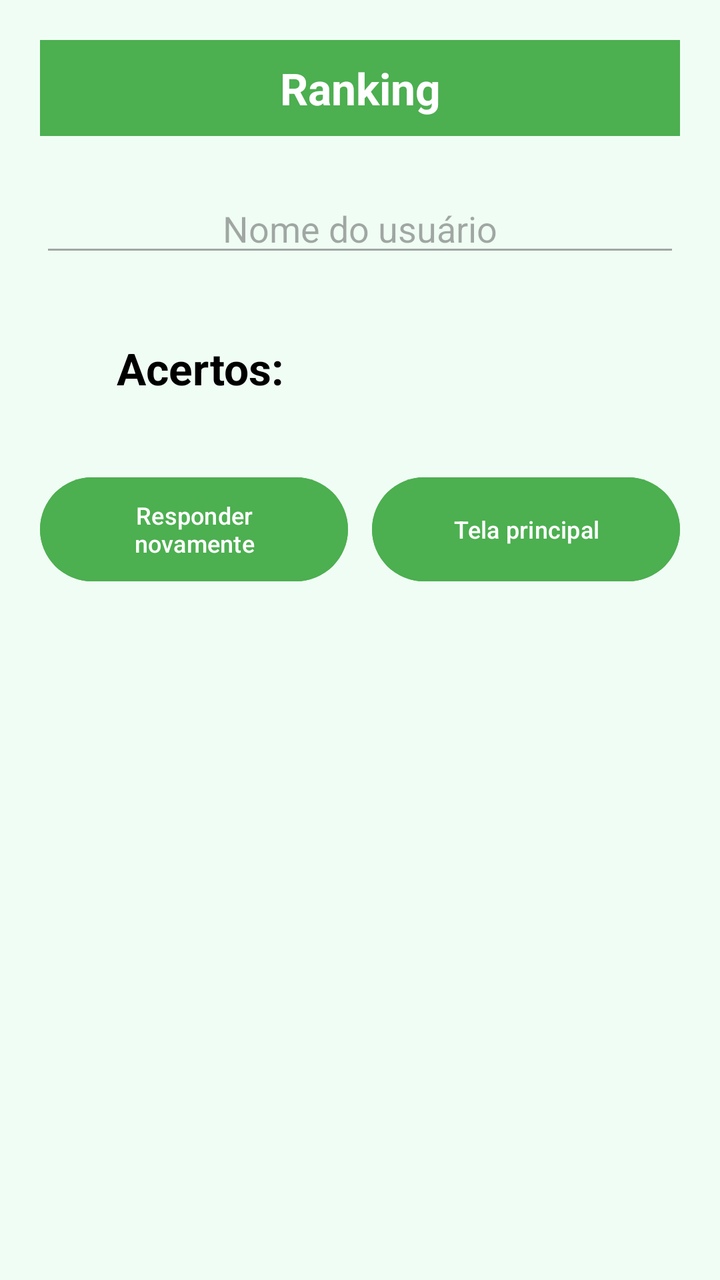
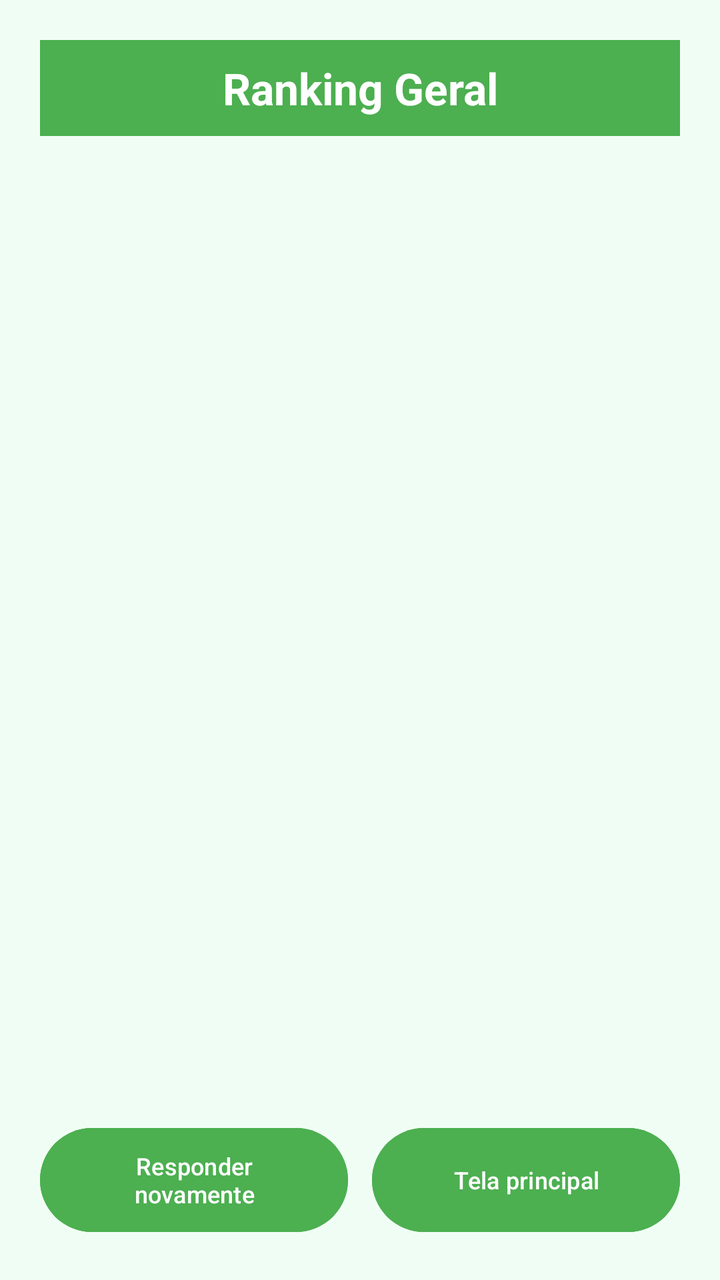

The first picture is an Android layout as it rendered before a commit; the second is the same layout after the commit. The layout source and the unified diff follow.
<!-- AndroidManifest.xml: application theme Theme.QuizBandeiras -->
<!-- res/layout/activity_ranking.xml -->
<?xml version="1.0" encoding="utf-8"?>
<androidx.constraintlayout.widget.ConstraintLayout xmlns:android="http://schemas.android.com/apk/res/android"
    xmlns:app="http://schemas.android.com/apk/res-auto"
    xmlns:tools="http://schemas.android.com/tools"
    android:id="@+id/main"
    android:layout_width="match_parent"
    android:layout_height="match_parent"
    android:background="#F0FDF4"
    tools:context=".Ranking">

    <LinearLayout
        android:layout_width="match_parent"
        android:layout_height="match_parent"
        android:orientation="vertical"
        android:padding="20dp">

        
        <TextView
            android:id="@+id/textView7"
            android:layout_width="match_parent"
            android:layout_height="48dp"
            android:background="#4CAF50"
            android:gravity="center"
            android:text="Ranking"
            android:textColor="@android:color/white"
            android:textSize="22sp"
            android:textStyle="bold" />

        
        <EditText
            android:id="@+id/txtNomeUsuario"
            android:layout_width="match_parent"
            android:layout_height="wrap_content"
            android:layout_marginTop="24dp"
            android:enabled="false"
            android:gravity="center"
            android:hint="Nome do usuário"
            android:textColor="@color/black"
            android:textSize="18sp" />

        
        <LinearLayout
            android:layout_width="match_parent"
            android:layout_height="wrap_content"
            android:layout_marginTop="32dp"
            android:gravity="center"
            android:orientation="horizontal">

            <TextView
                android:id="@+id/txtAcertos"
                android:layout_width="0dp"
                android:layout_height="wrap_content"
                android:layout_weight="1"
                android:gravity="center"
                android:text="Acertos:"
                android:textColor="@color/black"
                android:textSize="22sp"
                android:textStyle="bold" />

            <TextView
                android:id="@+id/txtPontuacao"
                android:layout_width="0dp"
                android:layout_height="wrap_content"
                android:layout_weight="1"
                android:gravity="center"
                android:textColor="@color/black"
                android:textSize="28sp"
                android:textStyle="bold" />

        </LinearLayout>

        
        <LinearLayout
            android:layout_width="match_parent"
            android:layout_height="wrap_content"
            android:layout_marginTop="32dp"
            android:gravity="center"
            android:orientation="horizontal">

            <Button
                android:id="@+id/btnResponderNovamente"
                android:layout_width="0dp"
                android:layout_height="60dp"
                android:layout_marginEnd="6dp"
                android:layout_weight="1"
                android:backgroundTint="#4CAF50"
                android:text="Responder novamente"
                android:textAllCaps="false"
                android:textColor="@android:color/white"
                android:textSize="12sp" />

            <Button
                android:id="@+id/btnTelaPrincipal"
                android:layout_width="0dp"
                android:layout_height="60dp"
                android:layout_marginStart="6dp"
                android:layout_weight="1"
                android:backgroundTint="#4CAF50"
                android:text="Tela principal"
                android:textAllCaps="false"
                android:textColor="@android:color/white"
                android:textSize="12sp" />

        </LinearLayout>

    </LinearLayout>

</androidx.constraintlayout.widget.ConstraintLayout>
<!-- resources referenced by this layout -->
<resources>
  <color name="black">#FF000000</color>
  <style name="Theme.QuizBandeiras" parent="Base.Theme.QuizBandeiras" />
  <style name="Base.Theme.QuizBandeiras" parent="Theme.Material3.DayNight.NoActionBar">
          
          
      </style>
</resources>

<!-- the commit's change to res/layout/activity_ranking.xml (unified diff, before → after) -->
@@ -21,59 +21,26 @@
             android:layout_height="48dp"
             android:background="#4CAF50"
             android:gravity="center"
-            android:text="Ranking"
+            android:text="Ranking Geral"
             android:textColor="@android:color/white"
             android:textSize="22sp"
             android:textStyle="bold" />
 
         
-        <EditText
-            android:id="@+id/txtNomeUsuario"
+        <ListView
+            android:id="@+id/listViewRanking"
             android:layout_width="match_parent"
-            android:layout_height="wrap_content"
-            android:layout_marginTop="24dp"
-            android:enabled="false"
-            android:gravity="center"
-            android:hint="Nome do usuário"
-            android:textColor="@color/black"
-            android:textSize="18sp" />
+            android:layout_height="0dp"
+            android:layout_weight="1"
+            android:layout_marginTop="16dp"
+            android:divider="#4CAF50"
+            android:dividerHeight="1dp" />
 
         
         <LinearLayout
             android:layout_width="match_parent"
             android:layout_height="wrap_content"
-            android:layout_marginTop="32dp"
-            android:gravity="center"
-            android:orientation="horizontal">
-
-            <TextView
-                android:id="@+id/txtAcertos"
-                android:layout_width="0dp"
-                android:layout_height="wrap_content"
-                android:layout_weight="1"
-                android:gravity="center"
-                android:text="Acertos:"
-                android:textColor="@color/black"
-                android:textSize="22sp"
-                android:textStyle="bold" />
-
-            <TextView
-                android:id="@+id/txtPontuacao"
-                android:layout_width="0dp"
-                android:layout_height="wrap_content"
-                android:layout_weight="1"
-                android:gravity="center"
-                android:textColor="@color/black"
-                android:textSize="28sp"
-                android:textStyle="bold" />
-
-        </LinearLayout>
-
-        
-        <LinearLayout
-            android:layout_width="match_parent"
-            android:layout_height="wrap_content"
-            android:layout_marginTop="32dp"
+            android:layout_marginTop="16dp"
             android:gravity="center"
             android:orientation="horizontal">
 
<!-- resource entries referenced after the edit -->
@@ -1,6 +1,5 @@
 <!-- resources referenced by this layout -->
 <resources>
-  <color name="black">#FF000000</color>
   <style name="Theme.QuizBandeiras" parent="Base.Theme.QuizBandeiras" />
   <style name="Base.Theme.QuizBandeiras" parent="Theme.Material3.DayNight.NoActionBar">
           
